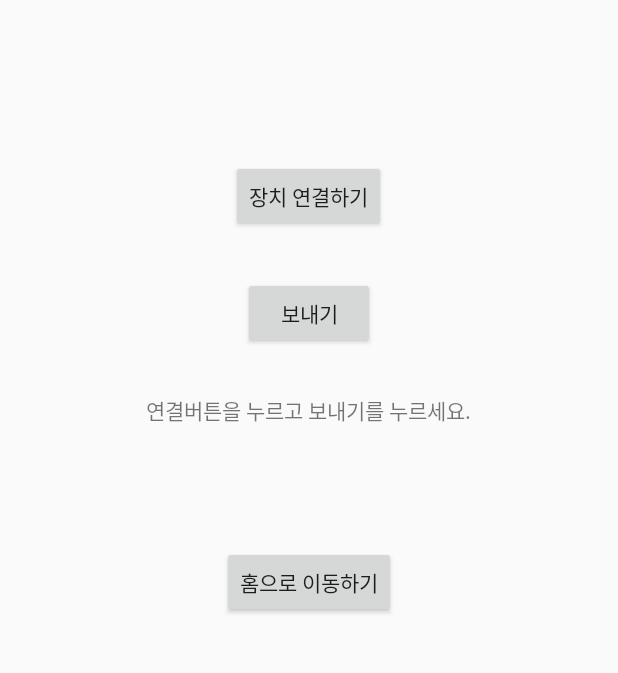
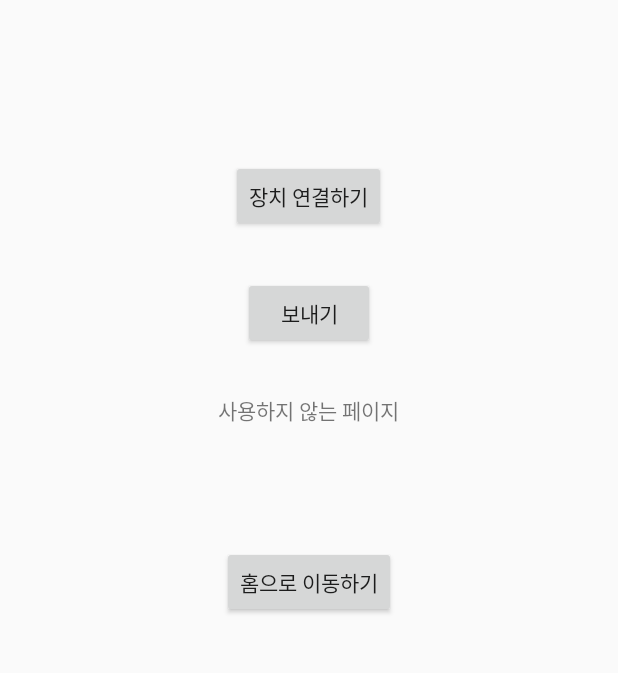
Before and after one commit to Kim-Jeong-Seok/CapstoneDesign_20, an Android app: the MainActivity screen opened directly, with no data from a screen before it, on a phone screen of 412 x 824 dp, the part 332-1005 px from its top. Run offline under Robolectric (Android 15) with nearby library versions, the phone set to English and light mode, and no system bars; libraries missing offline, so code that uses them is left out: app.akexorcist.bluetotohspp; 5 statements that could not run were skipped.

```diff
--- a/app/src/main/res/layout/activity_main.xml
+++ b/app/src/main/res/layout/activity_main.xml
@@ -56,7 +56,7 @@
         android:layout_width="wrap_content"
         android:layout_height="wrap_content"
         android:layout_gravity="center_horizontal"
-        android:text="연결버튼을 누르고 보내기를 누르세요."
+        android:text="사용하지 않는 페이지"
         tools:layout_editor_absoluteX="16dp"
         tools:layout_editor_absoluteY="16dp" />
 
```
